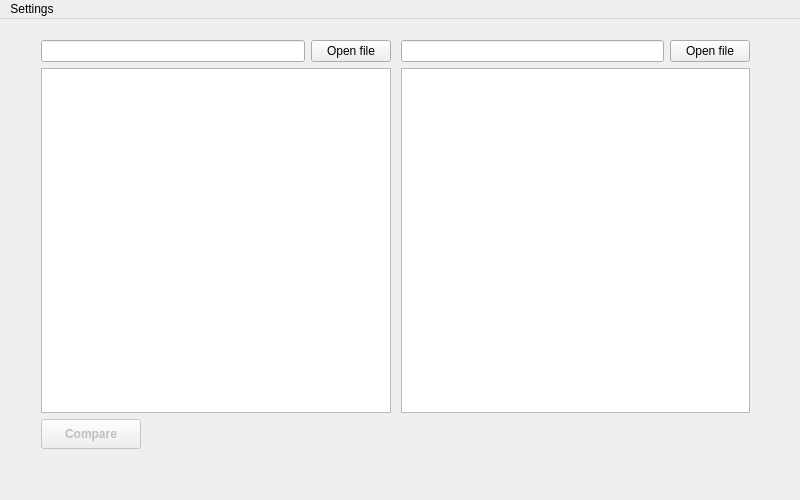
Before: the Qt Designer form mainwindow.ui in BraiNpusheR/mb_comparator, drawn with Qt 5.
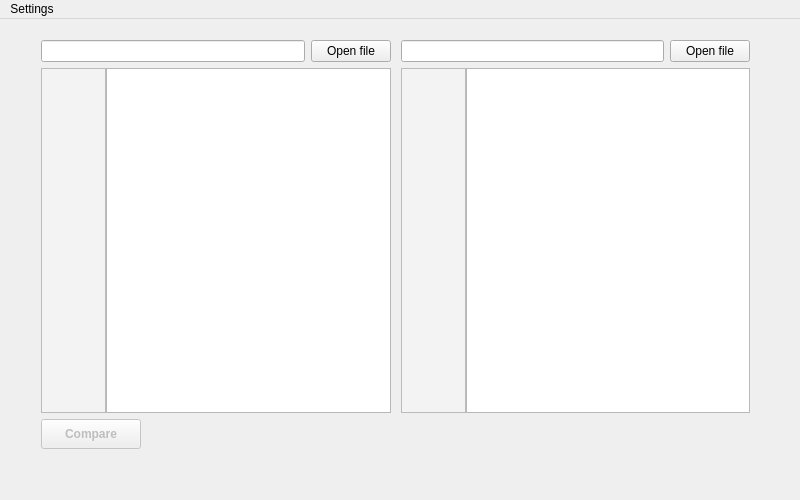
After: the same form once the commit is applied.

Diff of the .ui file:
```diff
--- a/mainwindow.ui
+++ b/mainwindow.ui
@@ -71,12 +71,60 @@
           </layout>
          </item>
          <item>
+          <layout class="QHBoxLayout" name="horizontalLayout_3">
+           <property name="spacing">
+            <number>0</number>
+           </property>
+           <item>
+            <widget class="QTextEdit" name="leftLineNumbers">
+             <property name="sizePolicy">
+              <sizepolicy hsizetype="Expanding" vsizetype="Expanding">
+               <horstretch>0</horstretch>
+               <verstretch>0</verstretch>
+              </sizepolicy>
+             </property>
+             <property name="maximumSize">
+              <size>
+               <width>65</width>
+               <height>16777215</height>
+              </size>
+             </property>
+             <property name="cursor" stdset="0">
+              <cursorShape>ArrowCursor</cursorShape>
+             </property>
+             <property name="contextMenuPolicy">
+              <enum>Qt::NoContextMenu</enum>
+             </property>
+             <property name="styleSheet">
+              <string notr="true">background-color: rgb(243, 243, 243);</string>
+             </property>
+             <property name="verticalScrollBarPolicy">
+              <enum>Qt::ScrollBarAlwaysOff</enum>
+             </property>
+             <property name="horizontalScrollBarPolicy">
+              <enum>Qt::ScrollBarAlwaysOff</enum>
+             </property>
+             <property name="readOnly">
+              <bool>true</bool>
+             </property>
+             <property name="textInteractionFlags">
+              <set>Qt::NoTextInteraction</set>
+             </property>
+            </widget>
+           </item>
+           <item>
           <widget class="QTextEdit" name="leftText">
+             <property name="maximumSize">
+              <size>
+               <width>16777215</width>
+               <height>16777215</height>
+              </size>
+             </property>
            <property name="verticalScrollBarPolicy">
-            <enum>Qt::ScrollBarAsNeeded</enum>
+              <enum>Qt::ScrollBarAlwaysOff</enum>
            </property>
            <property name="horizontalScrollBarPolicy">
-            <enum>Qt::ScrollBarAsNeeded</enum>
+              <enum>Qt::ScrollBarAlwaysOff</enum>
            </property>
            <property name="autoFormatting">
             <set>QTextEdit::AutoNone</set>
@@ -97,6 +145,8 @@
          </item>
         </layout>
        </item>
+        </layout>
+       </item>
        <item>
         <layout class="QVBoxLayout" name="verticalLayout_2">
          <item>
@@ -127,9 +177,45 @@
           </layout>
          </item>
          <item>
+          <layout class="QHBoxLayout" name="horizontalLayout_4">
+           <property name="spacing">
+            <number>0</number>
+           </property>
+           <item>
+            <widget class="QTextEdit" name="rightLineNumbers">
+             <property name="maximumSize">
+              <size>
+               <width>65</width>
+               <height>16777215</height>
+              </size>
+             </property>
+             <property name="cursor" stdset="0">
+              <cursorShape>ArrowCursor</cursorShape>
+             </property>
+             <property name="contextMenuPolicy">
+              <enum>Qt::NoContextMenu</enum>
+             </property>
+             <property name="styleSheet">
+              <string notr="true">background-color: rgb(243, 243, 243);</string>
+             </property>
+             <property name="verticalScrollBarPolicy">
+              <enum>Qt::ScrollBarAlwaysOff</enum>
+             </property>
+             <property name="horizontalScrollBarPolicy">
+              <enum>Qt::ScrollBarAlwaysOff</enum>
+             </property>
+             <property name="textInteractionFlags">
+              <set>Qt::NoTextInteraction</set>
+             </property>
+            </widget>
+           </item>
+           <item>
           <widget class="QTextEdit" name="rightText">
            <property name="verticalScrollBarPolicy">
-            <enum>Qt::ScrollBarAsNeeded</enum>
+              <enum>Qt::ScrollBarAlwaysOff</enum>
+             </property>
+             <property name="horizontalScrollBarPolicy">
+              <enum>Qt::ScrollBarAlwaysOff</enum>
            </property>
            <property name="lineWrapMode">
             <enum>QTextEdit::NoWrap</enum>
@@ -138,6 +224,8 @@
             <bool>true</bool>
            </property>
           </widget>
+           </item>
+          </layout>
          </item>
         </layout>
        </item>
```
Lines whose indentation alone changed are shown as unchanged.
